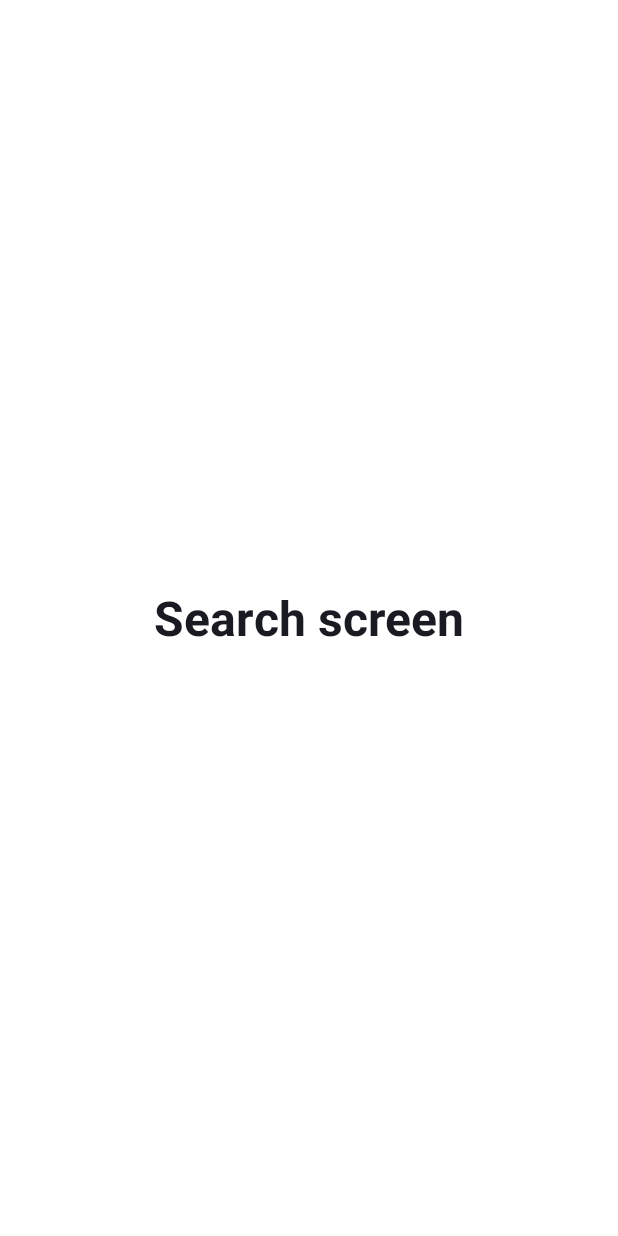
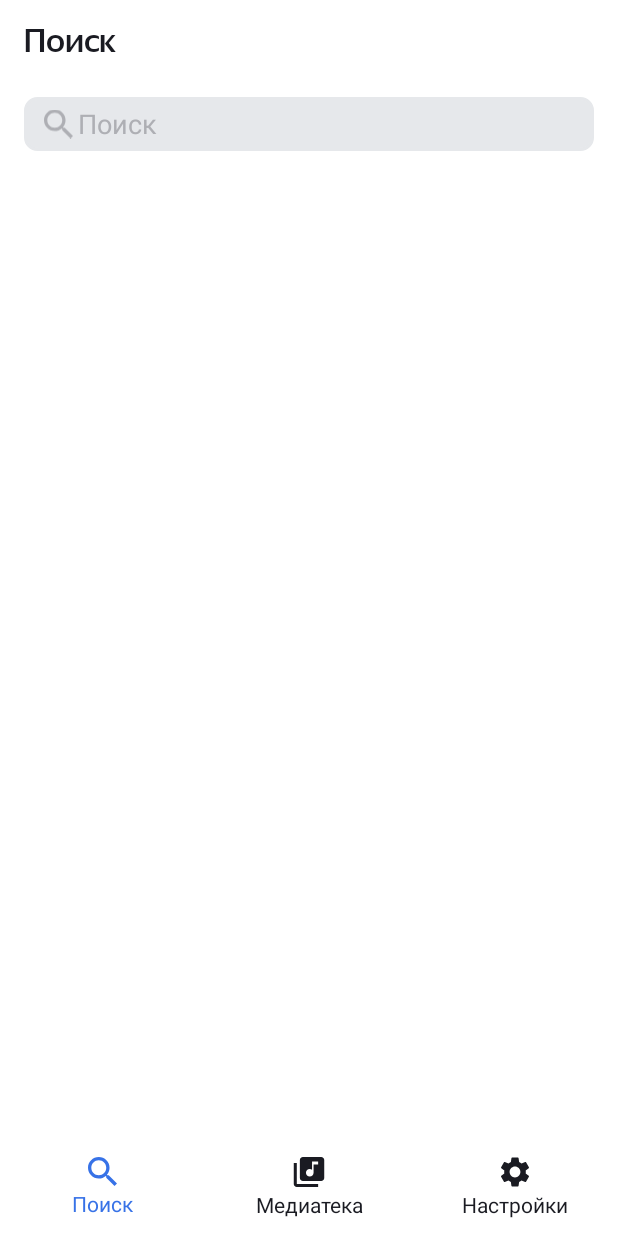
Before and after one commit to GoetzDeBouville/PlaylistMaker, an Android app: the Search screen opened directly, with no data from a screen before it, on a phone screen of 412 x 824 dp. Run offline under Robolectric (Android 15) with nearby library versions, the phone set to English and light mode, and no system bars.

Commit message:
Реализован финальный экран поиска

```diff
--- /dev/null
+++ b/app/src/main/res/drawable/ic_baseline_clear.xml
@@ -0,0 +1,5 @@
+<vector android:height="24dp" android:tint="#000000"
+    android:viewportHeight="24" android:viewportWidth="24"
+    android:width="24dp" xmlns:android="http://schemas.android.com/apk/res/android">
+    <path android:fillColor="@android:color/white" android:pathData="M19,6.41L17.59,5 12,10.59 6.41,5 5,6.41 10.59,12 5,17.59 6.41,19 12,13.41 17.59,19 19,17.59 13.41,12z"/>
+</vector>
--- /dev/null
+++ b/app/src/main/res/drawable/rounded_shape.xml
@@ -0,0 +1,15 @@
+<?xml version="1.0" encoding="UTF-8"?>
+<shape xmlns:android="http://schemas.android.com/apk/res/android">
+    <solid android:color="@color/light_gray"/>
+
+    <stroke android:width="2dp"
+        android:color="@color/light_gray"/>
+
+    <padding android:left="2dp"
+        android:top="2dp"
+        android:right="2dp"
+        android:bottom="2dp"/>
+
+    <corners android:radius="8dp" />
+
+</shape>
--- /dev/null
+++ b/app/src/main/res/drawable/rounded_shape_night.xml
@@ -0,0 +1,15 @@
+<?xml version="1.0" encoding="UTF-8"?>
+<shape xmlns:android="http://schemas.android.com/apk/res/android">
+    <solid android:color="@color/white"/>
+
+    <stroke android:width="2dp"
+        android:color="@color/white"/>
+
+    <padding android:left="2dp"
+        android:top="2dp"
+        android:right="2dp"
+        android:bottom="2dp"/>
+
+    <corners android:radius="8dp" />
+
+</shape>
--- a/app/src/main/res/layout/activity_search.xml
+++ b/app/src/main/res/layout/activity_search.xml
@@ -1,18 +1,117 @@
 <?xml version="1.0" encoding="utf-8"?>
 <LinearLayout xmlns:android="http://schemas.android.com/apk/res/android"
     xmlns:app="http://schemas.android.com/apk/res-auto"
-    android:layout_width="match_parent"
-    android:layout_height="match_parent"
-    android:background="@color/white"
-    android:orientation="vertical"
-    android:paddingHorizontal="@dimen/common_padding">
+    xmlns:tools="http://schemas.android.com/tools"
+
+    style="@style/SearchBackgroundStyle">
 
     <TextView
+        android:id="@+id/search"
+        style="@style/HeaderTextStyle"
+        android:layout_marginStart="@dimen/common_padding"
+        android:paddingStart="0dp"
+        android:text="@string/search"
+        tools:ignore="RtlSymmetry" />
+
+    <FrameLayout
         android:layout_width="match_parent"
-        android:layout_height="match_parent"
-        android:gravity="center"
-        android:text="@string/search_screen"
-        android:textColor="@color/black_text"
-        android:textSize="@dimen/large_text"
-        android:textStyle="bold" />
+        android:layout_height="wrap_content"
+        android:layout_marginHorizontal="@dimen/common_padding"
+        android:layout_marginTop="@dimen/dimen_24dp"
+        android:orientation="horizontal">
+
+        <EditText
+            android:id="@+id/input_edit_text"
+            style="@style/SearchEditextStyle"
+            android:layout_width="match_parent"
+            android:layout_height="@dimen/dimen_36dp"
+            android:drawablePadding="@dimen/dimen_8dp"
+            android:hint="@string/search"
+            android:inputType="text"
+            android:maxLines="1"
+            android:paddingStart="@dimen/dimen_36dp"
+            android:singleLine="true"
+            android:textColor="@color/black_text"
+            tools:ignore="RtlSymmetry" />
+
+        <ImageView
+            android:id="@+id/search_icon"
+            style="@style/SearchEditextIconStyle"
+            android:layout_width="wrap_content"
+            android:layout_height="match_parent"
+            android:layout_alignParentEnd="true"
+            android:layout_gravity="start"
+            android:paddingStart="13dp"
+            android:src="@drawable/search"
+            tools:ignore="ObsoleteLayoutParam,RtlSymmetry" />
+
+        <ImageView
+            android:id="@+id/clear_icon"
+            android:layout_width="wrap_content"
+            android:layout_height="match_parent"
+            android:layout_gravity="end"
+            android:clickable="true"
+            android:paddingEnd="@dimen/dimen_12dp"
+            android:src="@drawable/ic_baseline_clear"
+            android:visibility="gone"
+            app:tint="@color/black_text"
+            tools:ignore="ObsoleteLayoutParam,RtlSymmetry" />
+    </FrameLayout>
+
+    <LinearLayout
+        android:id="@+id/empty_layout"
+        android:layout_width="match_parent"
+        android:layout_height="0dp"
+        android:layout_weight="1"
+        android:orientation="vertical" />
+
+    <LinearLayout
+        android:id="@+id/bottom_linearlayout"
+        android:layout_width="match_parent"
+        android:layout_height="56dp"
+        android:layout_gravity="bottom"
+        android:gravity="bottom"
+        android:orientation="horizontal">
+
+        <LinearLayout
+            style="@style/SearchBottomLayoutStyle"
+            android:clickable="false">
+
+            <ImageView
+                style="@style/SearchBottomIconsStyle"
+                android:src="@drawable/search"
+                app:tint="@color/blue_text" />
+
+            <TextView
+                style="@style/SearchBottomTextStyle"
+                android:text="@string/search"
+                android:textColor="@color/blue_text" />
+        </LinearLayout>
+
+        <LinearLayout
+            android:id="@+id/media_layout"
+            style="@style/SearchBottomLayoutStyle">
+
+            <ImageView
+                style="@style/SearchBottomIconsStyle"
+                android:src="@drawable/media"/>
+
+            <TextView
+                style="@style/SearchBottomTextStyle"
+                android:text="@string/media"/>
+        </LinearLayout>
+
+        <LinearLayout
+            android:id="@+id/settings_layout"
+            style="@style/SearchBottomLayoutStyle">
+
+            <ImageView
+                style="@style/SearchBottomIconsStyle"
+                android:src="@drawable/settings"/>
+
+            <TextView
+                style="@style/SearchBottomTextStyle"
+                android:text="@string/settings" />
+        </LinearLayout>
+    </LinearLayout>
 </LinearLayout>
--- a/app/src/main/res/layout/activity_settings.xml
+++ b/app/src/main/res/layout/activity_settings.xml
@@ -16,7 +16,7 @@
             android:src="@drawable/arrow_back" />
 
         <TextView
-            style="@style/SettingsHeaderTextStyle"
+            style="@style/HeaderTextStyle"
             android:text="@string/settings"
             tools:ignore="RtlSymmetry" />
     </LinearLayout>
--- a/app/src/main/res/values-night/styles.xml
+++ b/app/src/main/res/values-night/styles.xml
@@ -44,13 +44,13 @@
         <item name="android:layout_height">wrap_content</item>
     </style>
 
-    <style name="SettingsHeaderTextStyle">
+    <style name="HeaderTextStyle">
         <item name="android:layout_width">wrap_content</item>
         <item name="android:layout_height">wrap_content</item>
         <item name="android:paddingStart">@dimen/vertical_padding</item>
         <item name="android:textColor">@color/white</item>
         <item name="android:textSize">@dimen/main_text_size</item>
-
+        <item name="android:fontFamily">@font/ys_display_medium</item>
     </style>
 
     <style name="SettingsHeaderIconStyle">
@@ -85,4 +85,45 @@
         <item name="android:fontFamily">@font/ys_display_regular</item>
 
     </style>
+
+    <style name="SearchBackgroundStyle">
+        <item name="android:layout_width">match_parent</item>
+        <item name="android:layout_height">match_parent</item>
+        <item name="android:orientation">vertical</item>
+        <item name="android:background">@color/black_text</item>
+        <item name="android:paddingTop">@dimen/layouts_padding</item>
+    </style>
+
+    <style name="SearchEditextStyle">
+        <item name="android:textColorHint">@color/black_text</item>
+        <item name="android:background">@drawable/rounded_shape_night</item>
+    </style>
+    <style name="SearchEditextIconStyle">
+        <item name="android:tint">@color/black_text</item>
+    </style>
+
+    <style name="SearchBottomLayoutStyle">
+        <item name="android:layout_width">match_parent</item>
+        <item name="android:layout_height">match_parent</item>
+        <item name="android:layout_weight">1</item>
+        <item name="android:clickable">true</item>
+        <item name="android:gravity">center</item>
+        <item name="android:orientation">vertical</item>
+    </style>
+
+    <style name="SearchBottomIconsStyle">
+        <item name="android:layout_width">wrap_content</item>
+        <item name="android:layout_height">wrap_content</item>
+        <item name="android:gravity">center</item>
+        <item name="android:layout_marginBottom">@dimen/dimen_2dp</item>
+        <item name="android:tint">@color/white</item>
+    </style>
+    <style name="SearchBottomTextStyle">
+        <item name="android:layout_width">wrap_content</item>
+        <item name="android:layout_height">wrap_content</item>
+        <item name="android:gravity">center</item>
+        <item name="android:layout_marginBottom">@dimen/dimen_8dp</item>
+        <item name="android:textColor">@color/white</item>
+    </style>
+
 </resources>
--- a/app/src/main/res/values/colors.xml
+++ b/app/src/main/res/values/colors.xml
@@ -11,5 +11,8 @@
     <color name="icon_color">#AEAFB4</color>
     <color name="background_color">#3772E7</color>
     <color name="background_color_dark">#1A1B22</color>
+    <color name="light_gray">#E6E8EB</color>
+    <color name="text_gray">#AEAFB4</color>
+    <color name="blue_text">#3772E7</color>
 
 </resources>
--- a/app/src/main/res/values/dimen.xml
+++ b/app/src/main/res/values/dimen.xml
@@ -3,12 +3,18 @@
     <dimen name="main_text_size">22sp</dimen>
     <dimen name="small_text">16sp</dimen>
     <dimen name="large_text">32sp</dimen>
+
+    <dimen name="dimen_2dp">2dp</dimen>
+    <dimen name="dimen_8dp">8dp</dimen>
     <dimen name="icon_padding">10dp</dimen>
-    <dimen name="corner_radius">18dp</dimen>
+    <dimen name="dimen_12dp">12dp</dimen>
     <dimen name="layouts_padding">14dp</dimen>
     <dimen name="common_padding">16dp</dimen>
+    <dimen name="corner_radius">18dp</dimen>
+    <dimen name="options_padding">21dp</dimen>
+    <dimen name="dimen_24dp">24dp</dimen>
     <dimen name="vertical_padding">28dp</dimen>
+    <dimen name="dimen_36dp">36dp</dimen>
     <dimen name="layouts_paddingtop_large">40dp</dimen>
-    <dimen name="options_padding">21dp</dimen>
 
 </resources>
--- a/app/src/main/res/values/strings.xml
+++ b/app/src/main/res/values/strings.xml
@@ -9,6 +9,5 @@
     <string name="text_to_support">Написать в поддержку</string>
     <string name="user_agreement">Пользовательское соглашение</string>
     <string name="arrow_back">arrow_back</string>
-    <string name="search_screen">Search screen</string>
     <string name="media_screen">Media screen</string>
 </resources>
--- a/app/src/main/res/values/styles.xml
+++ b/app/src/main/res/values/styles.xml
@@ -37,13 +37,13 @@
         <item name="android:layout_height">wrap_content</item>
     </style>
 
-    <style name="SettingsHeaderTextStyle">
+    <style name="HeaderTextStyle">
         <item name="android:layout_width">wrap_content</item>
         <item name="android:layout_height">wrap_content</item>
         <item name="android:paddingStart">@dimen/vertical_padding</item>
         <item name="android:textColor">@color/black_text</item>
         <item name="android:textSize">@dimen/main_text_size</item>
-
+        <item name="android:fontFamily">@font/ys_display_medium</item>
     </style>
 
     <style name="SettingsHeaderIconStyle">
@@ -86,4 +86,44 @@
         <item name="android:fontFamily">@font/ys_display_regular</item>
 
     </style>
+
+    <style name="SearchBackgroundStyle">
+        <item name="android:layout_width">match_parent</item>
+        <item name="android:layout_height">match_parent</item>
+        <item name="android:orientation">vertical</item>
+        <item name="android:background">@color/white</item>
+        <item name="android:paddingTop">@dimen/layouts_padding</item>
+    </style>
+
+    <style name="SearchEditextStyle">
+        <item name="android:textColorHint">@color/text_gray</item>
+        <item name="android:background">@drawable/rounded_shape</item>
+    </style>
+    <style name="SearchEditextIconStyle">
+        <item name="android:tint">@color/text_gray</item>
+    </style>
+
+    <style name="SearchBottomLayoutStyle">
+        <item name="android:layout_width">match_parent</item>
+        <item name="android:layout_height">match_parent</item>
+        <item name="android:layout_weight">1</item>
+        <item name="android:clickable">true</item>
+        <item name="android:gravity">center</item>
+        <item name="android:orientation">vertical</item>
+    </style>
+
+    <style name="SearchBottomIconsStyle">
+        <item name="android:layout_width">wrap_content</item>
+        <item name="android:layout_height">wrap_content</item>
+        <item name="android:gravity">center</item>
+        <item name="android:layout_marginBottom">@dimen/dimen_2dp</item>
+        <item name="android:tint">@color/black_text</item>
+    </style>
+    <style name="SearchBottomTextStyle">
+        <item name="android:layout_width">wrap_content</item>
+        <item name="android:layout_height">wrap_content</item>
+        <item name="android:gravity">center</item>
+        <item name="android:layout_marginBottom">@dimen/dimen_8dp</item>
+        <item name="android:textColor">@color/black_text</item>
+    </style>
 </resources>
```
